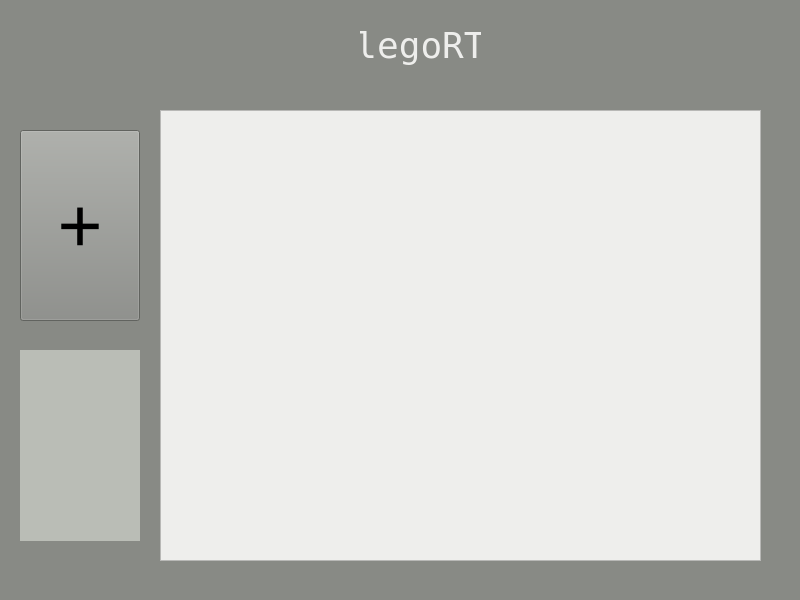
First picture: the form in client/homewindow.ui, repository nopesir/pds-project, before the edit.
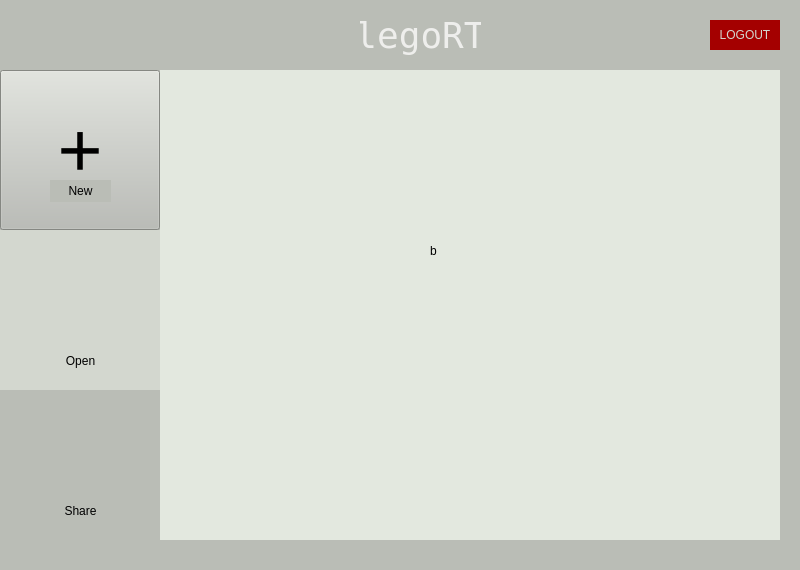
Second picture: the form after the edit. Icons and pictures are not drawn.

Commit message: modified home window and start window, added graphical effects

```diff
--- a/client/homewindow.ui
+++ b/client/homewindow.ui
@@ -7,47 +7,94 @@
     <x>0</x>
     <y>0</y>
     <width>800</width>
-    <height>600</height>
+    <height>570</height>
    </rect>
   </property>
   <property name="windowTitle">
    <string>MainWindow</string>
   </property>
   <property name="styleSheet">
-   <string notr="true">background-color: rgb(136, 138, 133);</string>
+   <string notr="true">background-color: rgb(186, 189, 182);</string>
   </property>
   <widget class="QWidget" name="centralwidget">
    <widget class="QWidget" name="widget" native="true">
     <property name="geometry">
      <rect>
       <x>160</x>
-      <y>110</y>
-      <width>601</width>
-      <height>451</height>
+      <y>70</y>
+      <width>620</width>
+      <height>470</height>
      </rect>
     </property>
-    <widget class="QListWidget" name="listWidget">
+    <widget class="QStackedWidget" name="stackedWidget">
      <property name="geometry">
       <rect>
        <x>0</x>
        <y>0</y>
-       <width>601</width>
-       <height>451</height>
+       <width>620</width>
+       <height>470</height>
       </rect>
      </property>
      <property name="styleSheet">
-      <string notr="true">background-color: rgb(255, 255, 255);
-background-color: rgb(238, 238, 236);</string>
+      <string notr="true">background-color: rgb(227, 232, 223);</string>
      </property>
+     <property name="currentIndex">
+      <number>1</number>
+     </property>
+     <widget class="QWidget" name="pageNewFile">
+      <widget class="QLabel" name="label">
+       <property name="geometry">
+        <rect>
+         <x>290</x>
+         <y>160</y>
+         <width>67</width>
+         <height>22</height>
+        </rect>
+       </property>
+       <property name="text">
+        <string>a</string>
+       </property>
+      </widget>
+     </widget>
+     <widget class="QWidget" name="pageOpeFile">
+      <widget class="QLabel" name="label_2">
+       <property name="geometry">
+        <rect>
+         <x>270</x>
+         <y>170</y>
+         <width>67</width>
+         <height>22</height>
+        </rect>
+       </property>
+       <property name="text">
+        <string>b</string>
+       </property>
+      </widget>
+     </widget>
+     <widget class="QWidget" name="pageShareFile">
+      <widget class="QLabel" name="label_3">
+       <property name="geometry">
+        <rect>
+         <x>320</x>
+         <y>200</y>
+         <width>67</width>
+         <height>22</height>
+        </rect>
+       </property>
+       <property name="text">
+        <string>c</string>
+       </property>
+      </widget>
+     </widget>
     </widget>
    </widget>
    <widget class="QPushButton" name="newFile">
     <property name="geometry">
      <rect>
-      <x>20</x>
-      <y>130</y>
-      <width>120</width>
-      <height>191</height>
+      <x>0</x>
+      <y>70</y>
+      <width>160</width>
+      <height>160</height>
      </rect>
     </property>
     <property name="font">
@@ -75,22 +122,27 @@
    <widget class="QPushButton" name="openFiles">
     <property name="geometry">
      <rect>
-      <x>20</x>
-      <y>350</y>
-      <width>120</width>
-      <height>191</height>
+      <x>0</x>
+      <y>230</y>
+      <width>160</width>
+      <height>160</height>
      </rect>
     </property>
+    <property name="font">
+     <font>
+      <stylestrategy>PreferDefault</stylestrategy>
+     </font>
+    </property>
+    <property name="cursor">
+     <cursorShape>PointingHandCursor</cursorShape>
+    </property>
+    <property name="layoutDirection">
+     <enum>Qt::LeftToRight</enum>
+    </property>
     <property name="styleSheet">
      <string notr="true">#openFiles {
-	background-color: rgb(186, 189, 182);
+	background-color: rgb(211, 215, 207);
 	border: transparent;;
-}
-
-
-#openFiles:hover {
-    border: 2px solid rgb(164, 0, 0);
-	border-radius: 10px;
 }</string>
     </property>
     <property name="text">
@@ -109,12 +161,18 @@
       <height>45</height>
      </size>
     </property>
+    <property name="shortcut">
+     <string>Ctrl+O</string>
+    </property>
+    <property name="checkable">
+     <bool>false</bool>
+    </property>
    </widget>
    <widget class="QLabel" name="labelName">
     <property name="geometry">
      <rect>
       <x>360</x>
-      <y>20</y>
+      <y>10</y>
       <width>121</width>
       <height>51</height>
      </rect>
@@ -138,6 +196,132 @@
      <set>Qt::AlignCenter</set>
     </property>
    </widget>
+   <widget class="QPushButton" name="sharedFiles">
+    <property name="geometry">
+     <rect>
+      <x>0</x>
+      <y>390</y>
+      <width>160</width>
+      <height>150</height>
+     </rect>
+    </property>
+    <property name="font">
+     <font>
+      <pointsize>58</pointsize>
+     </font>
+    </property>
+    <property name="cursor">
+     <cursorShape>PointingHandCursor</cursorShape>
+    </property>
+    <property name="styleSheet">
+     <string notr="true">#sharedFiles {
+	
+	background-color: rgb(186, 189, 182);
+	
+	border: transparent;
+}
+
+
+#sharedFiles:hover {
+    border: 2px solid rgb(164, 0, 0);
+}</string>
+    </property>
+    <property name="text">
+     <string/>
+    </property>
+    <property name="icon">
+     <iconset resource="textedit.qrc">
+      <normaloff>:/images/share.png</normaloff>
+      <normalon>:/images/share.png</normalon>
+      <disabledoff>:/images/share.png</disabledoff>
+      <disabledon>:/images/share.png</disabledon>
+      <activeoff>:/images/share.png</activeoff>
+      <activeon>:/images/share.png</activeon>
+      <selectedoff>:/images/share.png</selectedoff>
+      <selectedon>:/images/share.png</selectedon>:/images/share.png</iconset>
+    </property>
+    <property name="iconSize">
+     <size>
+      <width>55</width>
+      <height>55</height>
+     </size>
+    </property>
+    <property name="shortcut">
+     <string>Ctrl+S</string>
+    </property>
+   </widget>
+   <widget class="QLabel" name="labelShare">
+    <property name="geometry">
+     <rect>
+      <x>50</x>
+      <y>500</y>
+      <width>61</width>
+      <height>22</height>
+     </rect>
+    </property>
+    <property name="text">
+     <string>Share</string>
+    </property>
+    <property name="alignment">
+     <set>Qt::AlignCenter</set>
+    </property>
+   </widget>
+   <widget class="QLabel" name="labelOpen">
+    <property name="geometry">
+     <rect>
+      <x>50</x>
+      <y>350</y>
+      <width>61</width>
+      <height>22</height>
+     </rect>
+    </property>
+    <property name="styleSheet">
+     <string notr="true">background-color: rgb(211, 215, 207);</string>
+    </property>
+    <property name="text">
+     <string>Open</string>
+    </property>
+    <property name="alignment">
+     <set>Qt::AlignCenter</set>
+    </property>
+   </widget>
+   <widget class="QLabel" name="labelNew">
+    <property name="geometry">
+     <rect>
+      <x>50</x>
+      <y>180</y>
+      <width>61</width>
+      <height>22</height>
+     </rect>
+    </property>
+    <property name="text">
+     <string>New</string>
+    </property>
+    <property name="alignment">
+     <set>Qt::AlignCenter</set>
+    </property>
+   </widget>
+   <widget class="QPushButton" name="pushButton">
+    <property name="geometry">
+     <rect>
+      <x>710</x>
+      <y>20</y>
+      <width>70</width>
+      <height>30</height>
+     </rect>
+    </property>
+    <property name="cursor">
+     <cursorShape>PointingHandCursor</cursorShape>
+    </property>
+    <property name="styleSheet">
+     <string notr="true">background-color: rgb(164, 0, 0);
+color: rgb(211, 215, 207);
+border: transparent;</string>
+    </property>
+    <property name="text">
+     <string>LOGOUT</string>
+    </property>
+   </widget>
   </widget>
  </widget>
  <resources>
```
Left out of the diff: 7 changed lines with no effect on the pictures. The commit also changes 7 other files.
